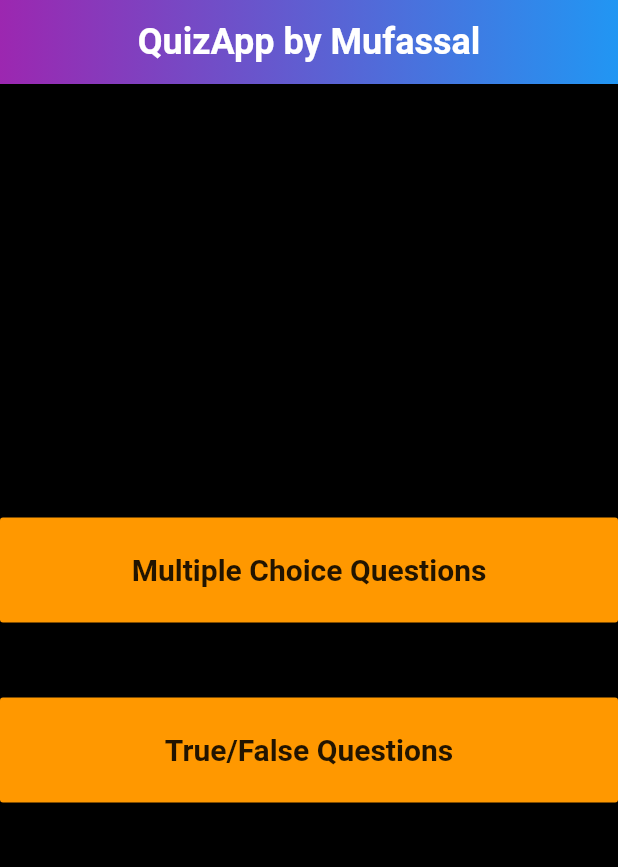
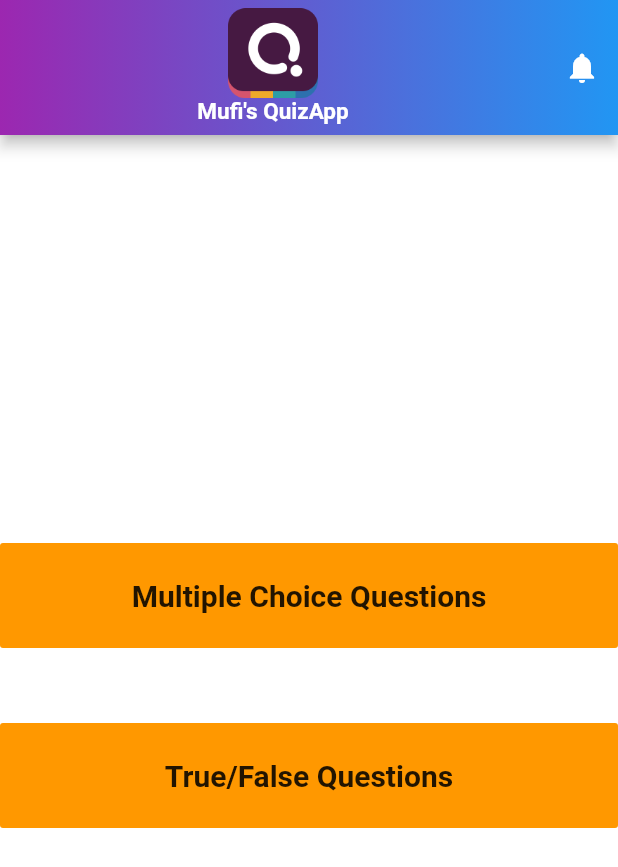
Before and after one commit to mufassalhussain/BSCS_B15_SEC_A_049, a Flutter app: the screen it shows after launch, on a phone screen of 412 x 824 dp. Shown: the top 867 px of the screen. Run offline on Flutter 3.47's test engine with Material 2 defaults, Android fonts, the phone set to English and light mode, and no system bars; our stand-ins replace audioplayers.

Commit message:
added icon in AppBar in home.dart
added icon in AppBar in home.dart

```diff
--- a/quizapp_project/lib/home.dart
+++ b/quizapp_project/lib/home.dart
@@ -10,17 +10,43 @@ class _HomeScreenState extends State<HomeScreen> {
   Widget build(BuildContext context) {
     return MaterialApp(
       home: Scaffold(
-        backgroundColor: Colors.black,
+        backgroundColor: Colors.white,
         appBar: AppBar(
+          toolbarHeight: 90.0,
           centerTitle: true,
-          backgroundColor: Colors.red,
-          title: Text(
-            'QuizApp by Mufassal',
-            style: TextStyle(
-              fontSize: 24.0,
-              fontWeight: FontWeight.bold,
+          title: Column(
+            mainAxisAlignment: MainAxisAlignment.center,
+            children: [
+              SizedBox(
+                height: 15.0,
+              ),
+              Image.asset(
+                'images/quizizz_icon.png',
+                fit: BoxFit.contain,
+                height: 60.0,
+                width: 60.0,
+              ),
+              Text(
+                'Mufi\'s QuizApp',
+                style: TextStyle(fontWeight: FontWeight.bold, fontSize: 15.0),
+              ),
+              Container(
+                padding: const EdgeInsets.all(8.0),
+              ),
+            ],
+          ),
+          // leading: IconButton(
+          //  icon: Icon(Icons.menu),
+          //onPressed: () {
+          // NavDrawer();
+          //},
+          // ),
+          actions: <Widget>[
+            IconButton(
+              icon: Icon(Icons.notifications),
+              onPressed: () {},
             ),
-          ),
+          ],
           flexibleSpace: Container(
             decoration: BoxDecoration(
               gradient: LinearGradient(
```
Also changed, not shown: quizapp_project/images/quizizz_icon.png (added).
